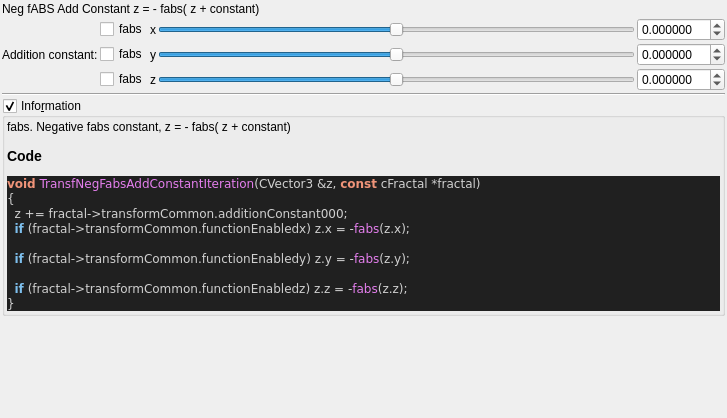
Above: mandelbulber2/formula/ui/fractal_transf_neg_fabs_add_constant.ui from buddhi1980/mandelbulber2 before the change. Below: the same form after it.
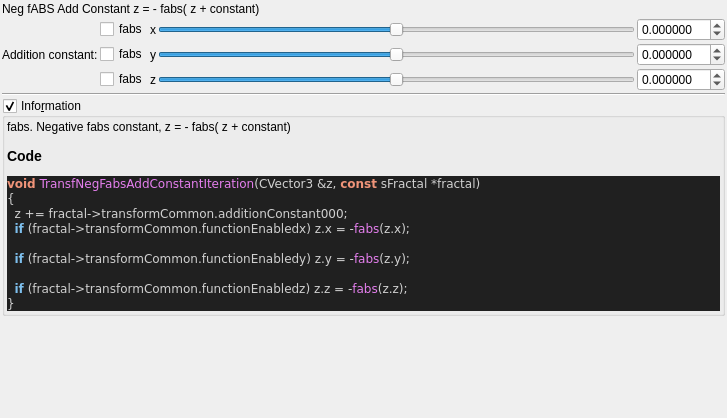
That is the form after the change. Custom widgets are drawn as their Qt base class.

```diff
--- a/mandelbulber2/formula/ui/fractal_transf_neg_fabs_add_constant.ui
+++ b/mandelbulber2/formula/ui/fractal_transf_neg_fabs_add_constant.ui
@@ -280,7 +280,7 @@
 &lt;/table&gt;
 &lt;h3&gt;Code&lt;/h3&gt;
 &lt;body style=&quot;background-color:#202020&quot;&gt;
-&lt;pre style=&quot;color:#d0d0d0; background-color:#202020;  font-family:'Courier New',monospace;&quot;&gt;&lt;span style=&quot;color:#f09479; font-weight:bold&quot;&gt;void&lt;/span&gt; &lt;span style=&quot;color:#e47eed&quot;&gt;TransfNegFabsAddConstantIteration&lt;/span&gt;&lt;span style=&quot;color:#d0d0d0&quot;&gt;(&lt;/span&gt;CVector3 &lt;span style=&quot;color:#d0d0d0&quot;&gt;&amp;amp;&lt;/span&gt;z&lt;span style=&quot;color:#d0d0d0&quot;&gt;,&lt;/span&gt; &lt;span style=&quot;color:#f09479; font-weight:bold&quot;&gt;const&lt;/span&gt; cFractal &lt;span style=&quot;color:#d0d0d0&quot;&gt;*&lt;/span&gt;fractal&lt;span style=&quot;color:#d0d0d0&quot;&gt;)&lt;/span&gt;
+&lt;pre style=&quot;color:#d0d0d0; background-color:#202020;  font-family:'Courier New',monospace;&quot;&gt;&lt;span style=&quot;color:#f09479; font-weight:bold&quot;&gt;void&lt;/span&gt; &lt;span style=&quot;color:#e47eed&quot;&gt;TransfNegFabsAddConstantIteration&lt;/span&gt;&lt;span style=&quot;color:#d0d0d0&quot;&gt;(&lt;/span&gt;CVector3 &lt;span style=&quot;color:#d0d0d0&quot;&gt;&amp;amp;&lt;/span&gt;z&lt;span style=&quot;color:#d0d0d0&quot;&gt;,&lt;/span&gt; &lt;span style=&quot;color:#f09479; font-weight:bold&quot;&gt;const&lt;/span&gt; sFractal &lt;span style=&quot;color:#d0d0d0&quot;&gt;*&lt;/span&gt;fractal&lt;span style=&quot;color:#d0d0d0&quot;&gt;)&lt;/span&gt;
 &lt;span style=&quot;color:#d0d0d0&quot;&gt;{&lt;/span&gt;
   z &lt;span style=&quot;color:#d0d0d0&quot;&gt;+=&lt;/span&gt; fractal&lt;span style=&quot;color:#d0d0d0&quot;&gt;-&amp;gt;&lt;/span&gt;transformCommon&lt;span style=&quot;color:#d0d0d0&quot;&gt;.&lt;/span&gt;additionConstant000&lt;span style=&quot;color:#d0d0d0&quot;&gt;;&lt;/span&gt;
   &lt;span style=&quot;color:#7ec0ee; font-weight:bold&quot;&gt;if&lt;/span&gt; &lt;span style=&quot;color:#d0d0d0&quot;&gt;(&lt;/span&gt;fractal&lt;span style=&quot;color:#d0d0d0&quot;&gt;-&amp;gt;&lt;/span&gt;transformCommon&lt;span style=&quot;color:#d0d0d0&quot;&gt;.&lt;/span&gt;functionEnabledx&lt;span style=&quot;color:#d0d0d0&quot;&gt;)&lt;/span&gt; z&lt;span style=&quot;color:#d0d0d0&quot;&gt;.&lt;/span&gt;x &lt;span style=&quot;color:#d0d0d0&quot;&gt;= -&lt;/span&gt;&lt;span style=&quot;color:#e47eed&quot;&gt;fabs&lt;/span&gt;&lt;span style=&quot;color:#d0d0d0&quot;&gt;(&lt;/span&gt;z&lt;span style=&quot;color:#d0d0d0&quot;&gt;.&lt;/span&gt;x&lt;span style=&quot;color:#d0d0d0&quot;&gt;);&lt;/span&gt;
```
